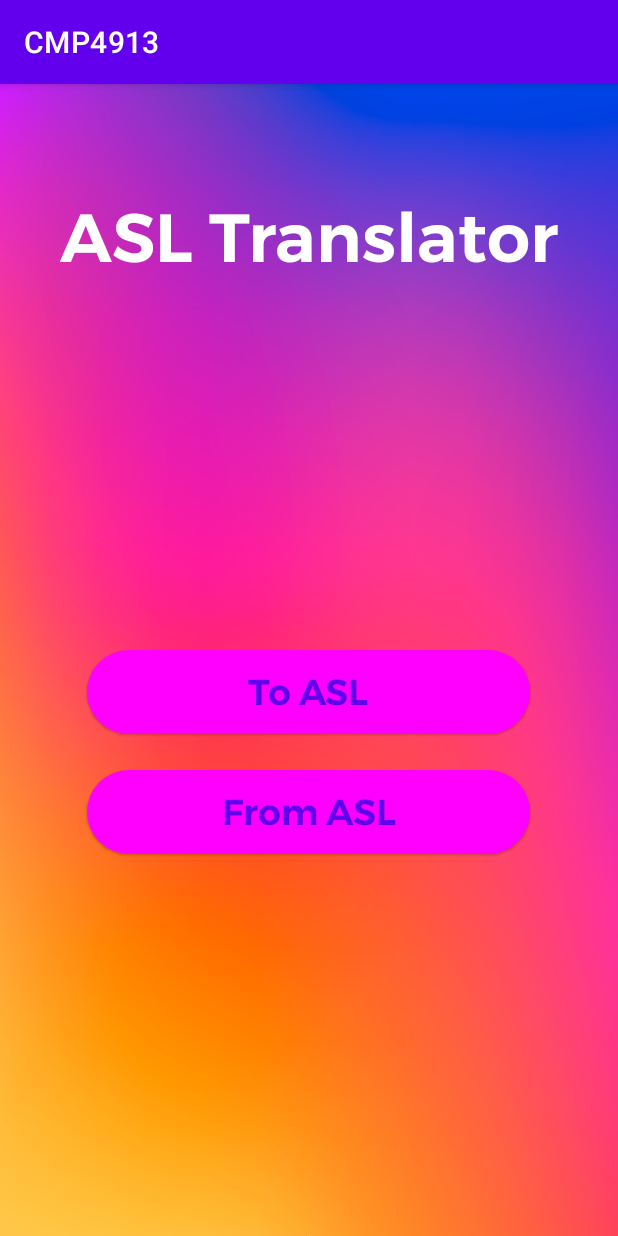
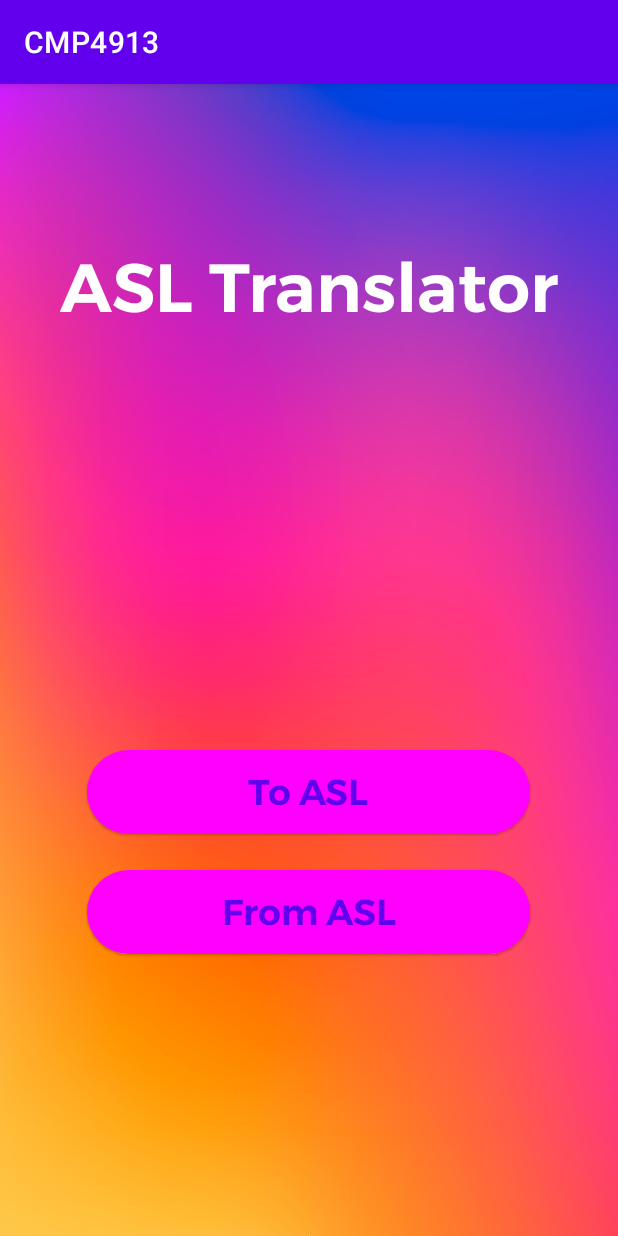
Before and after one commit to theoscar1150/CMP4913, an Android app: the screen it shows after launch (MainActivity), on a phone screen of 412 x 824 dp. Run offline under Robolectric (Android 15) with nearby library versions, the phone set to English and light mode, and no system bars; Roboto replaces fonts that are not available here.

Commit message:
new design xml

```diff
--- a/app/src/main/res/layout/activity_main.xml
+++ b/app/src/main/res/layout/activity_main.xml
@@ -23,7 +23,7 @@
             android:layout_height="wrap_content"
             android:orientation="horizontal"
             android:gravity="center"
-            android:paddingVertical="100px"
+            android:paddingVertical="150px"
             >
 
             <TextView
--- a/settings.gradle
+++ b/settings.gradle
@@ -14,5 +14,3 @@ dependencyResolutionManagement {
 }
 rootProject.name = "CMP4913"
 include ':app'
-include ':java'
-include ':OpenCV'
```
